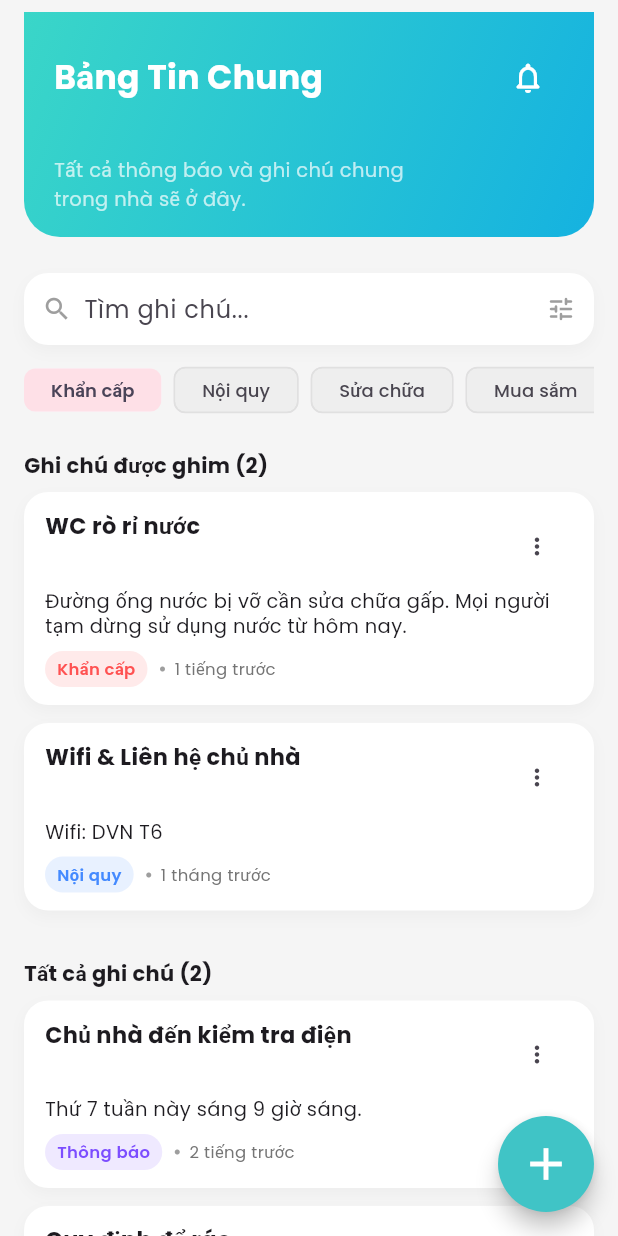
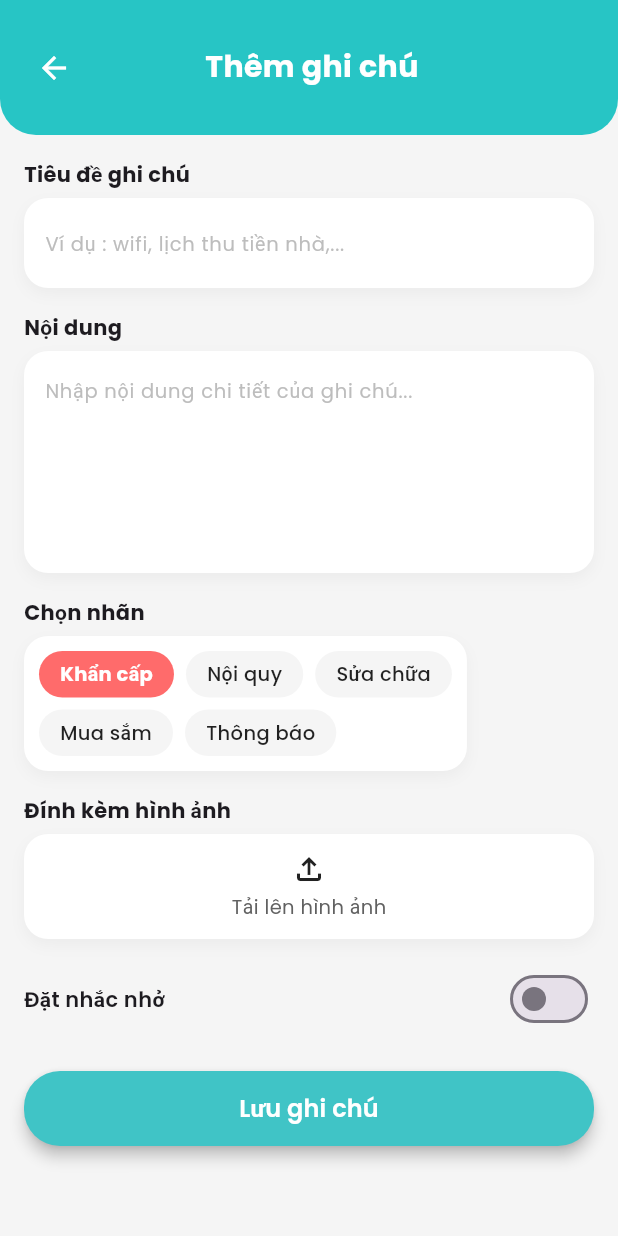
Before and after one commit to Nongcode/BTL_Android, a Flutter app: the NewsScreen screen opened directly, after a tap on the "add" icon, on a phone screen of 412 x 824 dp. Run offline on Flutter 3.47's test engine with Material 3 defaults, Android fonts, the light colour scheme and no system bars; our stand-ins replace google_fonts.

Commit message:
add int add_note + add_shopping

```diff
--- /dev/null
+++ b/lib/features/news/presentation/screens/add_note_screen.dart
@@ -0,0 +1,306 @@
+import 'package:flutter/material.dart';
+import '../../../../core/constants/app_colors.dart';
+
+class AddNoteScreen extends StatefulWidget {
+  const AddNoteScreen({super.key});
+
+  @override
+  State<AddNoteScreen> createState() => _AddNoteScreenState();
+}
+
+class _AddNoteScreenState extends State<AddNoteScreen> {
+  final _titleController = TextEditingController();
+  final _contentController = TextEditingController();
+
+  int _selectedTagIndex = 0;
+  bool _reminder = false;
+
+  final List<Map<String, dynamic>> _tags = [
+    {"label": "Khẩn cấp", "color": const Color(0xFFFF6B6B)},
+    {"label": "Nội quy", "color": const Color(0xFF3A7BFF)},
+    {"label": "Sửa chữa", "color": const Color(0xFFFFA726)},
+    {"label": "Mua sắm", "color": const Color(0xFF2ECC71)},
+    {"label": "Thông báo", "color": const Color(0xFF9E9E9E)},
+  ];
+
+  @override
+  void dispose() {
+    _titleController.dispose();
+    _contentController.dispose();
+    super.dispose();
+  }
+
+  @override
+  Widget build(BuildContext context) {
+    return Scaffold(
+      backgroundColor: AppColors.background,
+      body: SafeArea(
+        child: Column(
+          children: [
+            _buildHeader(context),
+            Expanded(
+              child: SingleChildScrollView(
+                padding:
+                    const EdgeInsets.symmetric(horizontal: 16, vertical: 16),
+                child: Column(
+                  crossAxisAlignment: CrossAxisAlignment.start,
+                  children: [
+                    _buildLabel("Tiêu đề ghi chú"),
+                    const SizedBox(height: 6),
+                    _buildTextField(
+                      controller: _titleController,
+                      hint: "Ví dụ : wifi, lịch thu tiền nhà,...",
+                      maxLines: 1,
+                    ),
+                    const SizedBox(height: 16),
+
+                    _buildLabel("Nội dung"),
+                    const SizedBox(height: 6),
+                    _buildTextField(
+                      controller: _contentController,
+                      hint: "Nhập nội dung chi tiết của ghi chú...",
+                      maxLines: 5,
+                    ),
+                    const SizedBox(height: 16),
+
+                    _buildLabel("Chọn nhãn"),
+                    const SizedBox(height: 6),
+                    _buildTagSelector(),
+                    const SizedBox(height: 16),
+
+                    _buildLabel("Đính kèm hình ảnh"),
+                    const SizedBox(height: 6),
+                    _buildUploadBox(),
+                    const SizedBox(height: 16),
+
+                    _buildReminderRow(),
+                    const SizedBox(height: 24),
+
+                    _buildSaveButton(context),
+                    const SizedBox(height: 16),
+                  ],
+                ),
+              ),
+            ),
+          ],
+        ),
+      ),
+    );
+  }
+
+  // ----- HEADER -----
+  Widget _buildHeader(BuildContext context) {
+    return Container(
+      height: 90,
+      width: double.infinity,
+      decoration: const BoxDecoration(
+        color: Color(0xFF27C5C5),
+        borderRadius: BorderRadius.vertical(
+          bottom: Radius.circular(24),
+        ),
+      ),
+      padding: const EdgeInsets.symmetric(horizontal: 12, vertical: 10),
+      child: Row(
+        children: [
+          IconButton(
+            onPressed: () => Navigator.of(context).pop(),
+            icon: const Icon(Icons.arrow_back, color: Colors.white),
+          ),
+          const SizedBox(width: 4),
+          const Expanded(
+            child: Text(
+              "Thêm ghi chú",
+              textAlign: TextAlign.center,
+              style: TextStyle(
+                color: Colors.white,
+                fontSize: 20,
+                fontWeight: FontWeight.w700,
+              ),
+            ),
+          ),
+          const SizedBox(width: 48), // chừa chỗ đối xứng với nút back
+        ],
+      ),
+    );
+  }
+
+  // ----- WIDGET CON -----
+  Widget _buildLabel(String text) {
+    return Text(
+      text,
+      style: const TextStyle(
+        fontSize: 14,
+        fontWeight: FontWeight.w700,
+      ),
+    );
+  }
+
+  Widget _buildTextField({
+    required TextEditingController controller,
+    required String hint,
+    required int maxLines,
+  }) {
+    return Container(
+      padding: const EdgeInsets.symmetric(horizontal: 14, vertical: 6),
+      decoration: BoxDecoration(
+        color: Colors.white,
+        borderRadius: BorderRadius.circular(16),
+        boxShadow: [
+          BoxShadow(
+            color: Colors.black.withOpacity(0.04),
+            blurRadius: 8,
+            offset: const Offset(0, 4),
+          ),
+        ],
+      ),
+      child: TextField(
+        controller: controller,
+        maxLines: maxLines,
+        decoration: InputDecoration(
+          border: InputBorder.none,
+          hintText: hint,
+          hintStyle: TextStyle(
+            color: Colors.grey.shade400,
+            fontSize: 13,
+          ),
+        ),
+      ),
+    );
+  }
+
+  Widget _buildTagSelector() {
+    return Container(
+      padding: const EdgeInsets.symmetric(horizontal: 10, vertical: 10),
+      decoration: BoxDecoration(
+        color: Colors.white,
+        borderRadius: BorderRadius.circular(16),
+        boxShadow: [
+          BoxShadow(
+            color: Colors.black.withOpacity(0.04),
+            blurRadius: 8,
+            offset: const Offset(0, 4),
+          ),
+        ],
+      ),
+      child: Wrap(
+        spacing: 8,
+        runSpacing: 8,
+        children: List.generate(_tags.length, (index) {
+          final tag = _tags[index];
+          final bool isSelected = index == _selectedTagIndex;
+
+          return GestureDetector(
+            onTap: () => setState(() => _selectedTagIndex = index),
+            child: Container(
+              padding:
+                  const EdgeInsets.symmetric(horizontal: 14, vertical: 6),
+              decoration: BoxDecoration(
+                color: isSelected ? tag["color"] : Colors.grey.shade100,
+                borderRadius: BorderRadius.circular(20),
+              ),
+              child: Text(
+                tag["label"],
+                style: TextStyle(
+                  color: isSelected ? Colors.white : Colors.black87,
+                  fontSize: 13,
+                  fontWeight:
+                      isSelected ? FontWeight.w700 : FontWeight.w500,
+                ),
+              ),
+            ),
+          );
+        }),
+      ),
+    );
+  }
+
+  Widget _buildUploadBox() {
+    return Container(
+      height: 70,
+      decoration: BoxDecoration(
+        color: Colors.white,
+        borderRadius: BorderRadius.circular(16),
+        boxShadow: [
+          BoxShadow(
+            color: Colors.black.withOpacity(0.04),
+            blurRadius: 8,
+            offset: const Offset(0, 4),
+          ),
+        ],
+      ),
+      child: InkWell(
+        borderRadius: BorderRadius.circular(16),
+        onTap: () {
+          // TODO: chọn / chụp hình
+        },
+        child: Center(
+          child: Column(
+            mainAxisAlignment: MainAxisAlignment.center,
+            children: [
+              const Icon(Icons.file_upload_outlined, size: 24),
+              const SizedBox(height: 4),
+              Text(
+                "Tải lên hình ảnh",
+                style: TextStyle(
+                  fontSize: 13,
+                  color: Colors.grey.shade700,
+                ),
+              ),
+            ],
+          ),
+        ),
+      ),
+    );
+  }
+
+  Widget _buildReminderRow() {
+    return Row(
+      mainAxisAlignment: MainAxisAlignment.spaceBetween,
+      children: [
+        const Text(
+          "Đặt nhắc nhở",
+          style: TextStyle(
+            fontSize: 14,
+            fontWeight: FontWeight.w600,
+          ),
+        ),
+        Switch(
+          value: _reminder,
+          activeColor: Colors.white,
+          activeTrackColor: AppColors.primary,
+          onChanged: (value) {
+            setState(() => _reminder = value);
+          },
+        ),
+      ],
+    );
+  }
+
+  Widget _buildSaveButton(BuildContext context) {
+    return SizedBox(
+      width: double.infinity,
+      height: 50,
+      child: ElevatedButton(
+        style: ElevatedButton.styleFrom(
+          backgroundColor: AppColors.primary,
+          shape: RoundedRectangleBorder(
+            borderRadius: BorderRadius.circular(24),
+          ),
+          elevation: 4,
+        ),
+        onPressed: () {
+          // TODO: validate + lưu ghi chú
+          Navigator.of(context).pop(); // tạm thời quay lại
+        },
+        child: const Text(
+          "Lưu ghi chú",
+          style: TextStyle(
+            fontSize: 16,
+            fontWeight: FontWeight.w600,
+            color: Colors.white,
+          ),
+        ),
+      ),
+    );
+  }
+}
--- a/lib/features/news/presentation/screens/news_screen.dart
+++ b/lib/features/news/presentation/screens/news_screen.dart
@@ -1,6 +1,9 @@
 import 'package:flutter/material.dart';
 import '../../../../core/constants/app_colors.dart';
 import 'shopping_list_screen.dart';
+import 'add_note_screen.dart';
+
+
 
 class NewsScreen extends StatefulWidget {
   const NewsScreen({super.key});
@@ -87,8 +90,7 @@ class _NewsScreenState extends State<NewsScreen> {
                       "Ghi chú được ghim (${_pinnedNotes.length})",
                     ),
                     const SizedBox(height: 8),
-                    ..._pinnedNotes
-                        .map(
+                    ..._pinnedNotes.map(
                       (e) => _BulletinCard(
                         title: e["title"],
                         description: e["description"],
@@ -96,15 +98,13 @@ class _NewsScreenState extends State<NewsScreen> {
                         tagColor: e["tagColor"],
                         time: e["time"],
                       ),
-                        )
-                        .toList(),
+                    ),
                     const SizedBox(height: 20),
                   ],
                   // All notes
                   _buildSectionTitle("Tất cả ghi chú (${_allNotes.length})"),
                   const SizedBox(height: 8),
-                  ..._allNotes
-                      .map(
+                  ..._allNotes.map(
                     (e) => _BulletinCard(
                       title: e["title"],
                       description: e["description"],
@@ -112,21 +112,18 @@ class _NewsScreenState extends State<NewsScreen> {
                       tagColor: e["tagColor"],
                       time: e["time"],
                     ),
-                      )
-                      .toList(),
+                  ),
                   const SizedBox(height: 20),
                   // Shopping
                   _buildSectionTitle("Mua sắm chung"),
                   const SizedBox(height: 8),
-                  ..._shoppingNotes
-                      .map(
+                  ..._shoppingNotes.map(
                     (e) => _ShoppingCard(
                       title: e["title"],
                       subtitle: e["subtitle"],
                       icon: e["icon"],
                     ),
-                      )
-                      .toList(),
+                  ),
                 ],
               ),
             ),
@@ -140,7 +137,9 @@ class _NewsScreenState extends State<NewsScreen> {
                 height: 64,
                 child: ElevatedButton(
                   onPressed: () {
-                    // TODO: mở màn hình tạo ghi chú
+                    Navigator.of(context).push(
+                      MaterialPageRoute(builder: (_) => const AddNoteScreen()),
+                    );
                   },
                   style: ElevatedButton.styleFrom(
                     backgroundColor: AppColors.primary,
```
Also changed, not shown: lib/features/news/presentation/screens/add_shopping_item_screen.dart (added, +230 -0 lines), lib/features/news/presentation/screens/shopping_list_screen.dart (+31 -56 lines). Lines whose indentation alone changed are shown as unchanged.
